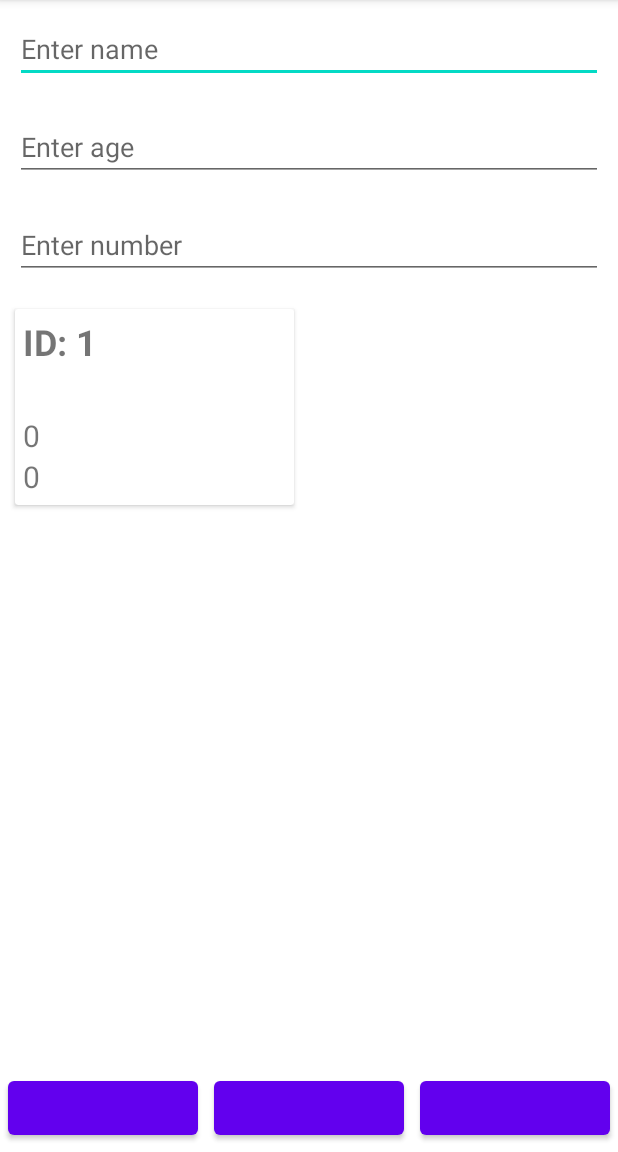
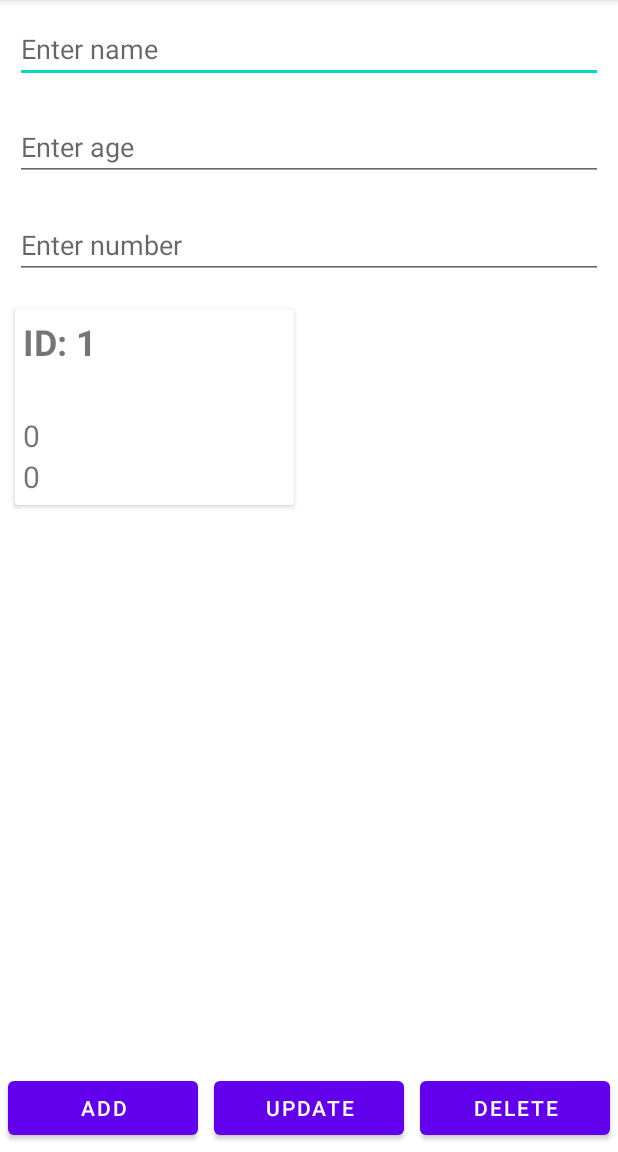
Before and after one commit to Akshaya-Amar/SQLiteCURD, an Android app: the screen it shows after launch (HomeActivity), after a tap on "CANCEL", on a phone screen of 412 x 824 dp, the part 84-1236 px from its top. Run offline under Robolectric (Android 15) with nearby library versions, the phone set to English and light mode, and no system bars; 2 other taps on this screen came first.

Commit message:
Button text visible

```diff
--- a/app/src/main/java/com/example/sqliteapp/activity/HomeActivity.java
+++ b/app/src/main/java/com/example/sqliteapp/activity/HomeActivity.java
@@ -64,7 +64,7 @@ public class HomeActivity extends AppCompatActivity implements View.OnClickListe
         long rowId = dbHelper.addUserRecord(name, age, number);
         if (rowId != -1) {
             adapter.updateDisplayList(dbHelper.getAllRecords());
-            Toast.makeText(this, "New User Added", Toast.LENGTH_SHORT).show();
+            Toast.makeText(this, "New User Added " + rowId, Toast.LENGTH_SHORT).show();
         }
     }
 
--- a/app/src/main/res/layout/activity_home.xml
+++ b/app/src/main/res/layout/activity_home.xml
@@ -56,7 +56,7 @@
             android:layout_height="wrap_content"
             android:layout_margin="5dp"
             android:layout_weight="1"
-            tools:text="add" />
+            android:text="add" />
 
         <Button
             android:id="@+id/update"
@@ -64,7 +64,7 @@
             android:layout_height="wrap_content"
             android:layout_margin="5dp"
             android:layout_weight="1"
-            tools:text="update" />
+            android:text="update" />
 
         <Button
             android:id="@+id/delete"
@@ -72,6 +72,6 @@
             android:layout_height="wrap_content"
             android:layout_margin="5dp"
             android:layout_weight="1"
-            tools:text="delete" />
+            android:text="delete" />
     </LinearLayout>
 </RelativeLayout>
```
